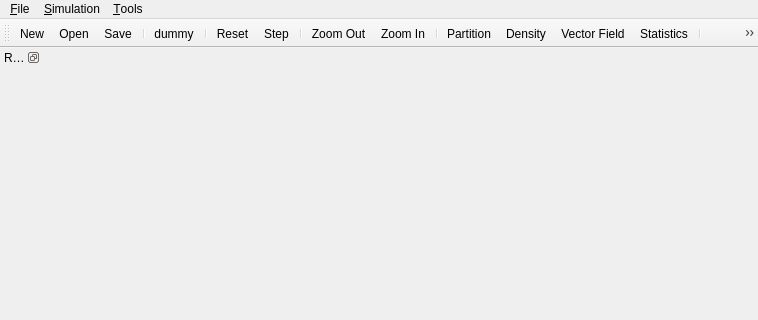
Old version of the form mainwindow.ui in the repository ruffsl/discoverage; both pictures show x 0 to 758 and y 0 to 320 of the 758 by 694 pixel window.
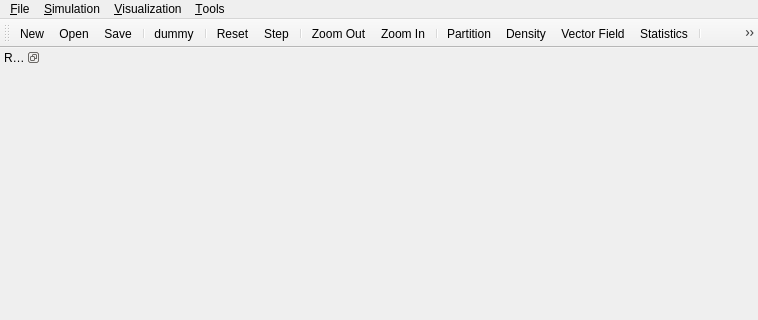
New version of the form. Icons and pictures are not drawn.

Commit message: add Visualization menu

```diff
--- a/mainwindow.ui
+++ b/mainwindow.ui
@@ -90,8 +90,17 @@
     <addaction name="actionMarkAsExplored"/>
     <addaction name="actionMarkAsUnexplored"/>
    </widget>
+   <widget class="QMenu" name="menu_Visualization">
+    <property name="title">
+     <string>&amp;Visualization</string>
+    </property>
+    <addaction name="actionPartition"/>
+    <addaction name="actionDensity"/>
+    <addaction name="actionVectorField"/>
+   </widget>
    <addaction name="menuFile"/>
    <addaction name="menuSimulation"/>
+   <addaction name="menu_Visualization"/>
    <addaction name="menu_Tools"/>
   </widget>
   <widget class="QStatusBar" name="statusbar"/>
```
